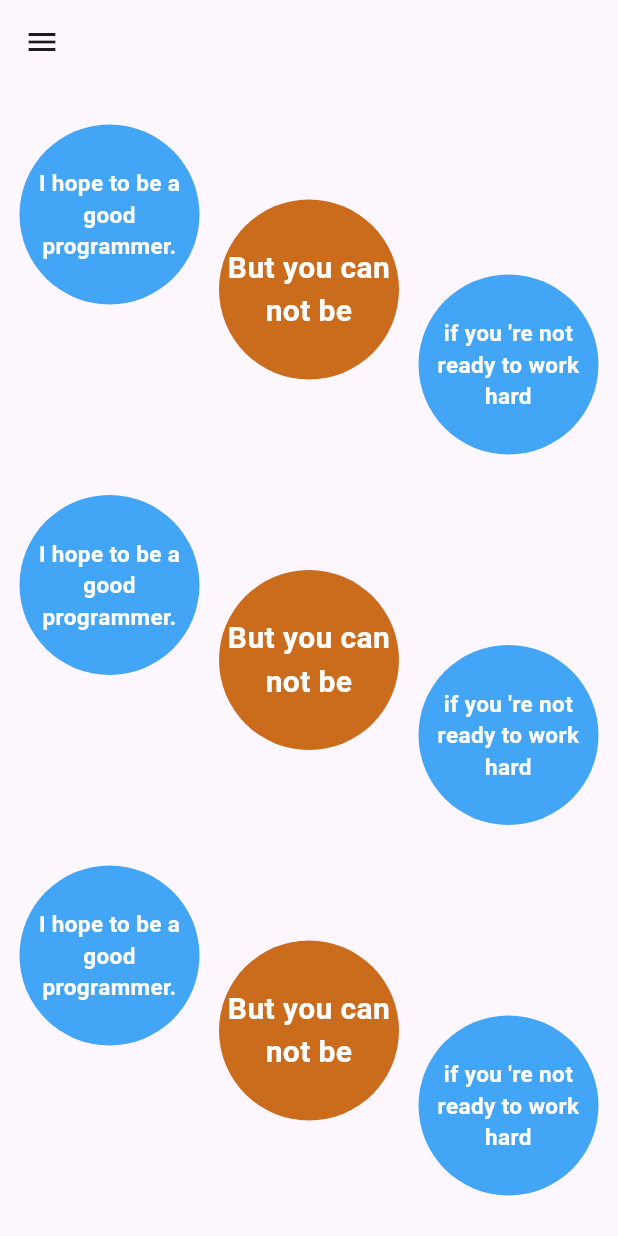
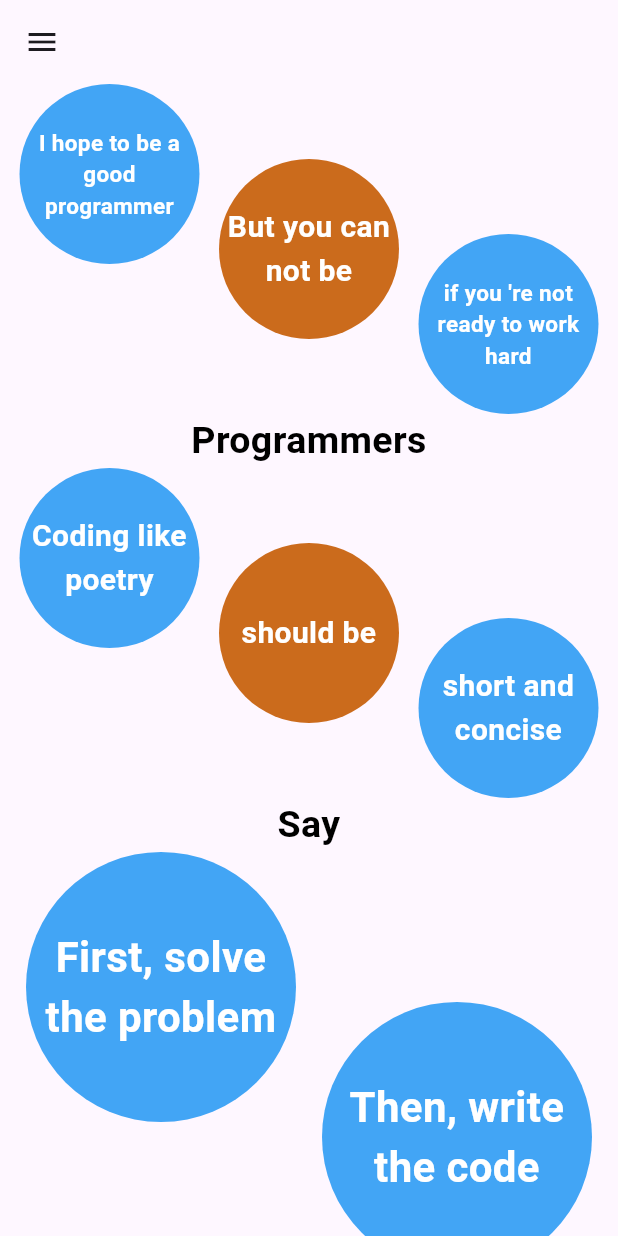
Before and after one commit to BadrEssalam/f_rows, a Flutter app: the screen it shows after launch, on a phone screen of 412 x 824 dp. Run offline on Flutter 3.47's test engine with Material 3 defaults, Android fonts, the phone set to English and light mode, and no system bars.

Commit message:
redesign the third row   - from three containers to two containers   change the Texts data   add two containers with Text widget as a child

```diff
--- a/lib/main.dart
+++ b/lib/main.dart
@@ -43,7 +43,7 @@ class RowWidget extends StatelessWidget {
                         decoration: BoxDecoration(
                             color: Colors.blue[400], shape: BoxShape.circle),
                         child: const Text(
-                          "I hope to be a good programmer.",
+                          "I hope to be a good programmer",
                           textAlign: TextAlign.center,
                           style: TextStyle(
                               color: Colors.white,
@@ -51,6 +51,7 @@ class RowWidget extends StatelessWidget {
                               fontWeight: FontWeight.bold),
                         ),
                       ),
+
                       ///
                       ///
                       Container(
@@ -70,6 +71,7 @@ class RowWidget extends StatelessWidget {
                               fontWeight: FontWeight.bold),
                         ),
                       ),
+
                       ///
                       ///
                       Container(
@@ -89,6 +91,17 @@ class RowWidget extends StatelessWidget {
                         ),
                       )
                     ]),
+                Container(
+                  alignment: Alignment.center,
+                  child: const Text(
+                    "Programmers",
+                    textAlign: TextAlign.center,
+                    style: TextStyle(
+                        color: Colors.black,
+                        fontSize: 25,
+                        fontWeight: FontWeight.bold),
+                  ),
+                ),
                 Row(
                     mainAxisSize: MainAxisSize.max,
                     mainAxisAlignment: MainAxisAlignment.spaceEvenly,
@@ -103,14 +116,15 @@ class RowWidget extends StatelessWidget {
                         decoration: BoxDecoration(
                             color: Colors.blue[400], shape: BoxShape.circle),
                         child: const Text(
-                          "I hope to be a good programmer.",
+                          "Coding like poetry",
                           textAlign: TextAlign.center,
                           style: TextStyle(
                               color: Colors.white,
-                              fontSize: 15,
+                              fontSize: 20,
                               fontWeight: FontWeight.bold),
                         ),
                       ),
+
                       ///
                       ///
                       Container(
@@ -122,7 +136,7 @@ class RowWidget extends StatelessWidget {
                             color: Color.fromARGB(255, 203, 107, 28),
                             shape: BoxShape.circle),
                         child: const Text(
-                          "But you can not be",
+                          "should be",
                           textAlign: TextAlign.center,
                           style: TextStyle(
                               color: Colors.white,
@@ -130,6 +144,7 @@ class RowWidget extends StatelessWidget {
                               fontWeight: FontWeight.bold),
                         ),
                       ),
+
                       ///
                       ///
                       Container(
@@ -140,15 +155,26 @@ class RowWidget extends StatelessWidget {
                         decoration: BoxDecoration(
                             color: Colors.blue[400], shape: BoxShape.circle),
                         child: const Text(
-                          "if you 're not ready to work hard",
+                          "short and concise",
                           textAlign: TextAlign.center,
                           style: TextStyle(
                               color: Colors.white,
-                              fontSize: 15,
+                              fontSize: 20,
                               fontWeight: FontWeight.bold),
                         ),
                       )
                     ]),
+                Container(
+                  alignment: Alignment.center,
+                  child: const Text(
+                    "Say",
+                    textAlign: TextAlign.center,
+                    style: TextStyle(
+                        color: Colors.black,
+                        fontSize: 25,
+                        fontWeight: FontWeight.bold),
+                  ),
+                ),
                 Row(
                     mainAxisSize: MainAxisSize.max,
                     mainAxisAlignment: MainAxisAlignment.spaceEvenly,
@@ -158,53 +184,35 @@ class RowWidget extends StatelessWidget {
                       ///
                       Container(
                         constraints:
-                            BoxConstraints.tight(const Size.fromRadius(60)),
+                            BoxConstraints.tight(const Size.fromRadius(90)),
                         alignment: Alignment.center,
                         decoration: BoxDecoration(
                             color: Colors.blue[400], shape: BoxShape.circle),
                         child: const Text(
-                          "I hope to be a good programmer.",
+                          "First, solve the problem",
                           textAlign: TextAlign.center,
                           style: TextStyle(
                               color: Colors.white,
-                              fontSize: 15,
+                              fontSize: 28,
                               fontWeight: FontWeight.bold),
                         ),
                       ),
-                      ///
-                      ///
-                      Container(
-                        margin: const EdgeInsets.only(top: 50),
-                        constraints:
-                            BoxConstraints.tight(const Size.fromRadius(60)),
-                        alignment: Alignment.center,
-                        decoration: const BoxDecoration(
-                            color: Color.fromARGB(255, 203, 107, 28),
-                            shape: BoxShape.circle),
-                        child: const Text(
-                          "But you can not be",
-                          textAlign: TextAlign.center,
-                          style: TextStyle(
-                              color: Colors.white,
-                              fontSize: 20,
-                              fontWeight: FontWeight.bold),
-                        ),
-                      ),
+
                       ///
                       ///
                       Container(
                         margin: const EdgeInsets.only(top: 100),
                         constraints:
-                            BoxConstraints.tight(const Size.fromRadius(60)),
+                            BoxConstraints.tight(const Size.fromRadius(90)),
                         alignment: Alignment.center,
                         decoration: BoxDecoration(
                             color: Colors.blue[400], shape: BoxShape.circle),
                         child: const Text(
-                          "if you 're not ready to work hard",
+                          "Then, write the code",
                           textAlign: TextAlign.center,
                           style: TextStyle(
                               color: Colors.white,
-                              fontSize: 15,
+                              fontSize: 28,
                               fontWeight: FontWeight.bold),
                         ),
                       )
```
